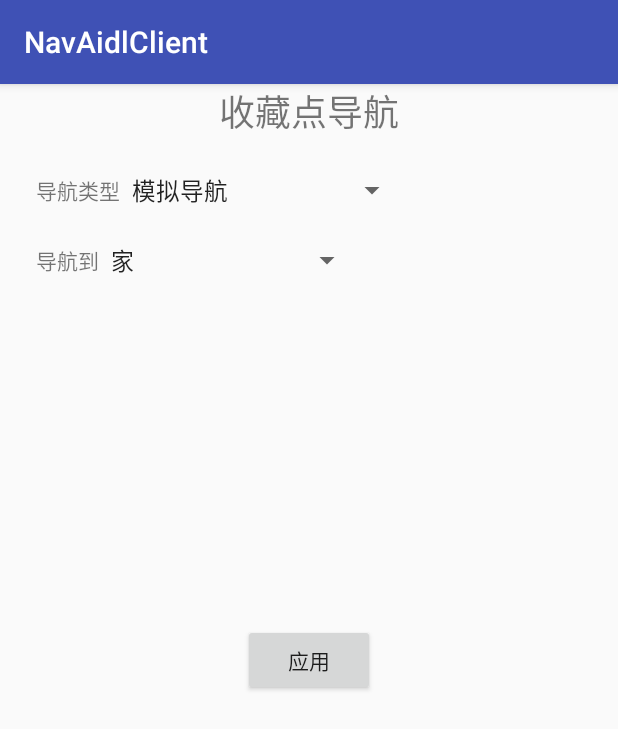
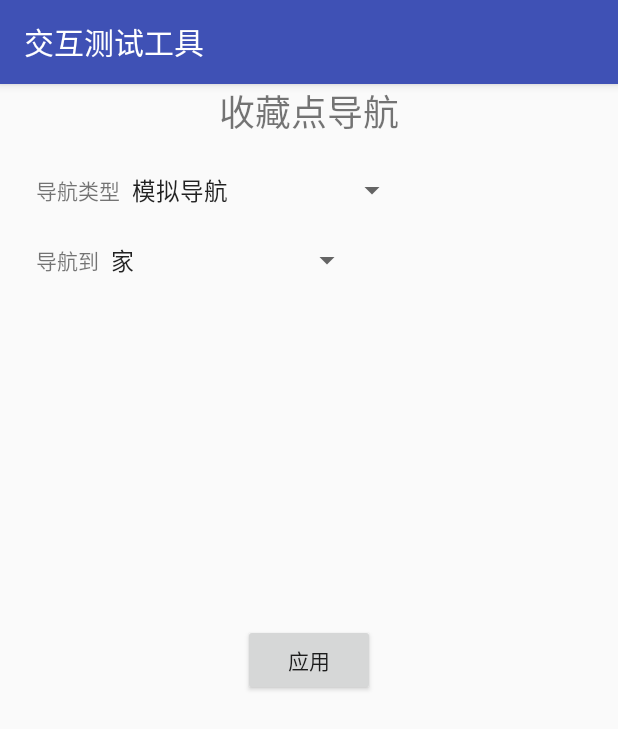
Before and after one commit to laoziaichihebaodan/aidlClient, an Android app: the FavoriteGuidanceActivity screen opened directly, with no data from a screen before it, after a tap on "应用", on a phone screen of 412 x 824 dp. Shown: the top 729 px of the screen. Run offline under Robolectric (Android 15) with nearby library versions, the phone set to English and light mode, and no system bars; our stand-ins replace ButterKnife; 1 statement that could not run was skipped.

Commit message:
测试工具1.0

```diff
--- a/app/src/main/java/com/fundrive/navaidlclient/MainActivity.java
+++ b/app/src/main/java/com/fundrive/navaidlclient/MainActivity.java
@@ -138,7 +138,7 @@ public class MainActivity extends AppCompatActivity implements AdapterView.OnIte
         @Override
         public void onNotify(int ia_cmd, String ia_json) throws RemoteException {
             System.out.println(ia_cmd);
-            Toast.makeText(MainActivity.this, ""+ia_json, Toast.LENGTH_SHORT).show();
+            System.out.println(""+ia_json);
         }
     };
 
--- a/app/src/main/java/com/fundrive/navaidlclient/modules/FavoriteGuidanceActivity.java
+++ b/app/src/main/java/com/fundrive/navaidlclient/modules/FavoriteGuidanceActivity.java
@@ -67,8 +67,8 @@ public class FavoriteGuidanceActivity extends BaseActivity {
         JSONObject jsonObject = new JSONObject();
 
         try {
-            jsonObject.put("iaFavType", naiMode);
-            jsonObject.put("guideType", toWhere);
+            jsonObject.put("iaFavType", toWhere);
+            jsonObject.put("guideType", naiMode);
 
             cmdJson.put(Constant.CMD_KEY, Constant.IA_CMD_FAVORITE_GUIDANCE);
             cmdJson.put(Constant.JSON_KEY, jsonObject);
--- a/app/src/main/res/values/strings.xml
+++ b/app/src/main/res/values/strings.xml
@@ -1,3 +1,3 @@
 <resources>
-    <string name="app_name">NavAidlClient</string>
+    <string name="app_name">交互测试工具</string>
 </resources>
```
